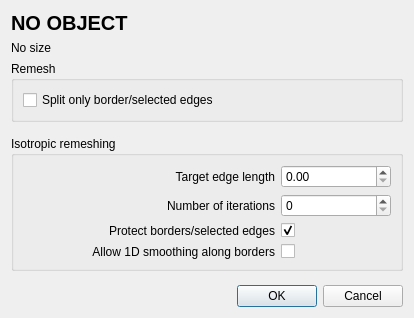
Qt form Polyhedron/demo/Polyhedron/Plugins/PMP/Isotropic_remeshing_dialog.ui (CGAL/cgal) before a commit.
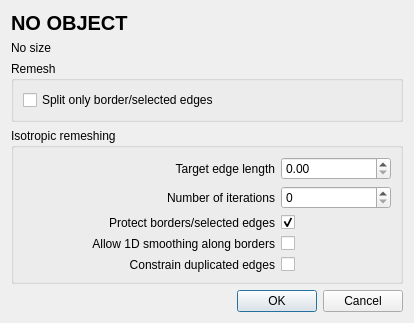
The same form after that commit.

Commit message: add an option to constrain duplicated edges

What changed in the file:
```diff
--- a/Polyhedron/demo/Polyhedron/Plugins/PMP/Isotropic_remeshing_dialog.ui
+++ b/Polyhedron/demo/Polyhedron/Plugins/PMP/Isotropic_remeshing_dialog.ui
@@ -162,6 +162,23 @@
         </property>
        </widget>
       </item>
+      <item row="4" column="1">
+       <widget class="QCheckBox" name="constrainDuplicates_checkbox">
+        <property name="text">
+         <string/>
+        </property>
+       </widget>
+      </item>
+      <item row="4" column="0">
+       <widget class="QLabel" name="constrainDuplicates_label">
+        <property name="text">
+         <string>Constrain duplicated edges</string>
+        </property>
+        <property name="alignment">
+         <set>Qt::AlignRight|Qt::AlignTrailing|Qt::AlignVCenter</set>
+        </property>
+       </widget>
+      </item>
      </layout>
     </widget>
    </item>
```
